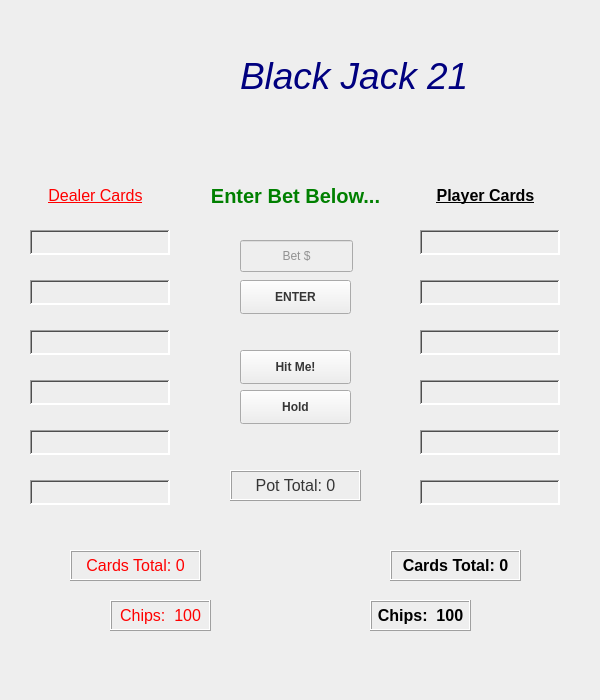
This is bj21.ui in ultrex22/BJ_21_PYQT5 as Qt 5 draws it before an edit. The edited form follows.
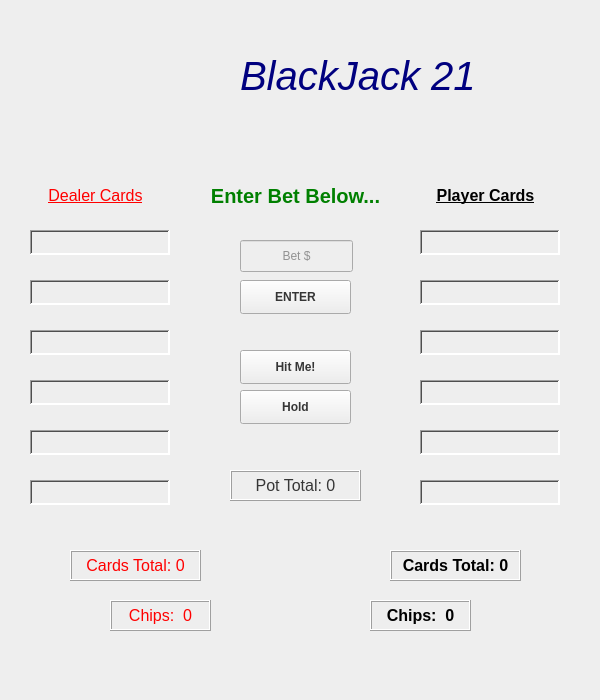
This is the edited form.

Commit message: fixed weird repeating text , implimented saving chips and player name for next round. added more doc strings.

The edit to the form file:
```diff
--- a/bj21.ui
+++ b/bj21.ui
@@ -40,13 +40,13 @@
      <rect>
       <x>240</x>
       <y>50</y>
-      <width>241</width>
+      <width>261</width>
       <height>51</height>
      </rect>
     </property>
     <property name="font">
      <font>
-      <pointsize>28</pointsize>
+      <pointsize>30</pointsize>
       <italic>true</italic>
      </font>
     </property>
@@ -54,7 +54,7 @@
      <string notr="true">color: rgb(0, 0, 127)</string>
     </property>
     <property name="text">
-     <string>Black Jack 21</string>
+     <string>BlackJack 21</string>
     </property>
    </widget>
    <widget class="QLabel" name="dealer_name">
@@ -535,7 +535,7 @@
      <enum>QFrame::Raised</enum>
     </property>
     <property name="text">
-     <string>Chips:  100</string>
+     <string>Chips:  0</string>
     </property>
     <property name="alignment">
      <set>Qt::AlignCenter</set>
@@ -567,7 +567,7 @@
      <enum>QFrame::Raised</enum>
     </property>
     <property name="text">
-     <string>Chips:  100</string>
+     <string>Chips:  0</string>
     </property>
     <property name="alignment">
      <set>Qt::AlignCenter</set>
```
The commit also changes 3 other files.
